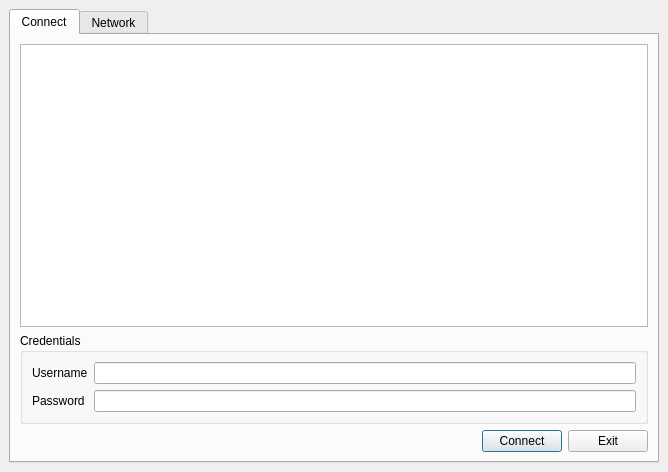
Before: the Qt Designer form source/qikec/root.ui in dolomighty/shrewsoft-ike, drawn with Qt 5.
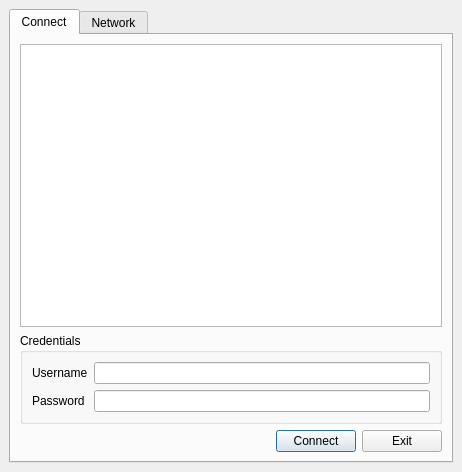
After: the same form once the commit is applied. Icons and pictures are not drawn.

The edit to the form file:
```diff
--- a/source/qikec/root.ui
+++ b/source/qikec/root.ui
@@ -6,7 +6,7 @@
    <rect>
     <x>0</x>
     <y>0</y>
-    <width>668</width>
+    <width>462</width>
     <height>472</height>
    </rect>
   </property>
```
